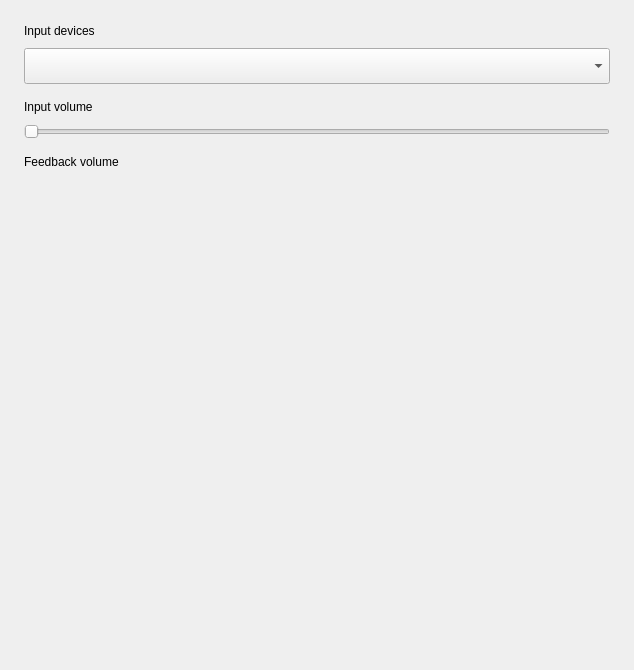
This is plugins/audio/src/plugin/input-page.ui in openeuler-mirror/kiran-control-panel as Qt 5 draws it before an edit. The edited form follows.
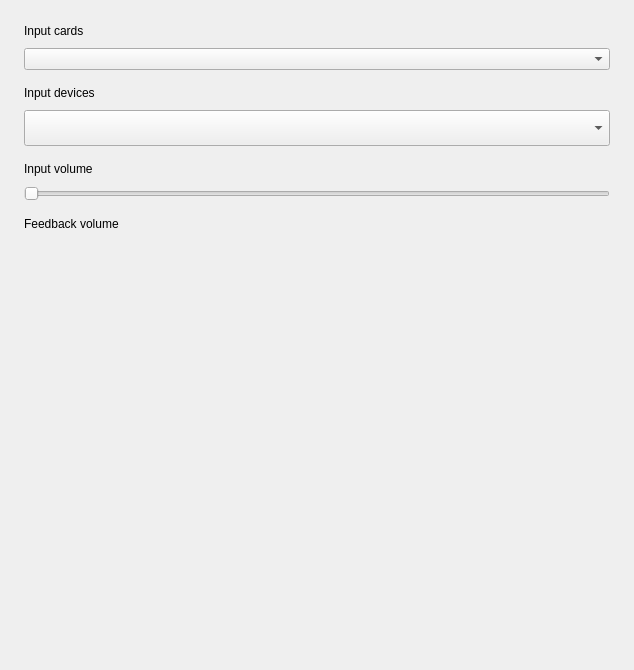
This is the edited form. Custom widgets are drawn as their Qt base class.

Commit message:
feature(audio):supports sound card selection
- 前端界面支持声卡选择

Close #20196

What changed in the file:
```diff
--- a/plugins/audio/src/plugin/input-page.ui
+++ b/plugins/audio/src/plugin/input-page.ui
@@ -21,7 +21,7 @@
     <number>24</number>
    </property>
    <property name="topMargin">
-    <number>0</number>
+    <number>24</number>
    </property>
    <property name="rightMargin">
     <number>24</number>
@@ -29,10 +29,34 @@
    <property name="bottomMargin">
     <number>0</number>
    </property>
+   <item>
+    <layout class="QHBoxLayout" name="horizontalLayout_8">
+     <property name="topMargin">
+      <number>0</number>
+     </property>
+     <item>
+      <widget class="QLabel" name="label_4">
+       <property name="text">
+        <string>Input cards</string>
+       </property>
+      </widget>
+     </item>
+    </layout>
+   </item>
+   <item>
+    <layout class="QHBoxLayout" name="horizontalLayout_5">
+     <property name="topMargin">
+      <number>10</number>
+     </property>
+     <item>
+      <widget class="QComboBox" name="inputCards"/>
+     </item>
+    </layout>
+   </item>
    <item>
     <layout class="QHBoxLayout" name="horizontalLayout">
      <property name="topMargin">
-      <number>24</number>
+      <number>16</number>
      </property>
      <item>
       <widget class="QLabel" name="label">
```
The commit also changes 9 other files.
